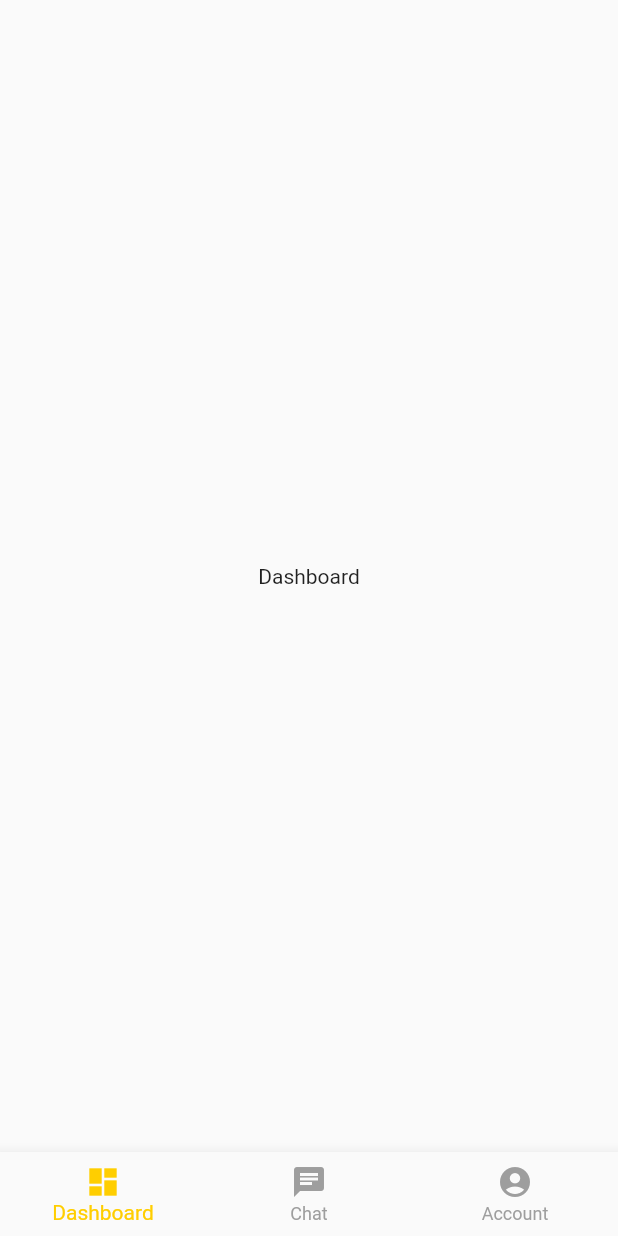
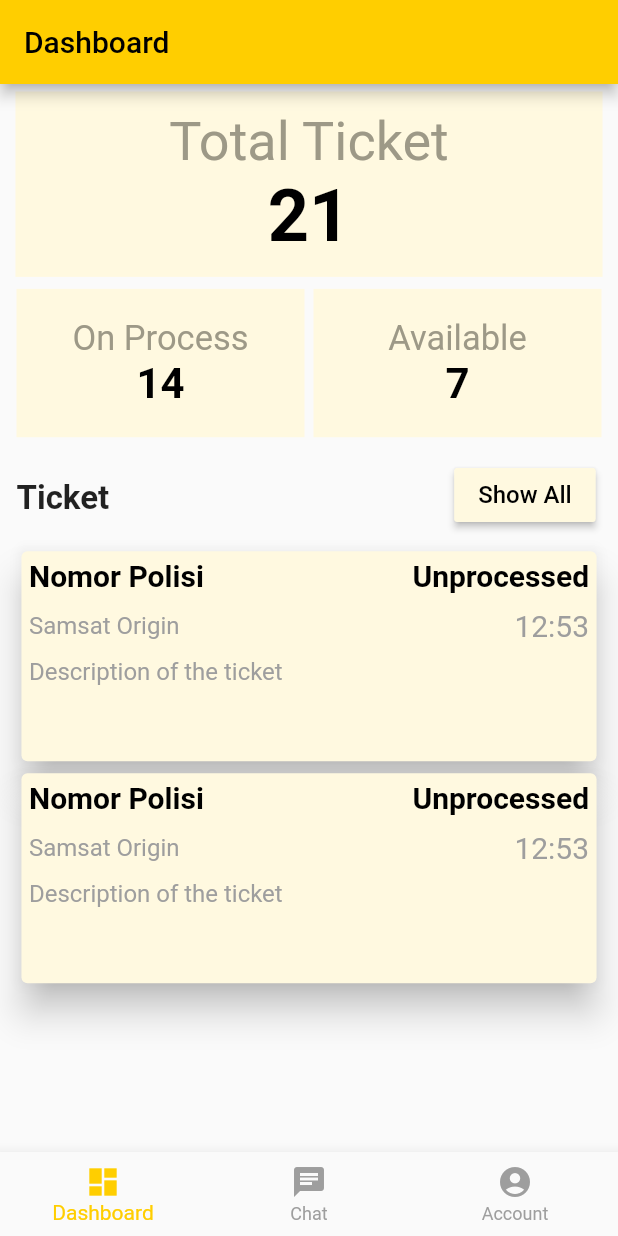
Before and after one commit to asbiqalalawi/eticketing, a Flutter app: the Bottom_Navigation screen opened directly, on a phone screen of 412 x 824 dp. Run offline on Flutter 3.47's test engine with Material 2 defaults, Android fonts, the phone set to English and light mode, and no system bars.

Commit message:
Dashboard Page

```diff
--- a/lib/bottom_navigation.dart
+++ b/lib/bottom_navigation.dart
@@ -1,6 +1,7 @@
 import 'package:eticketing/chat_samsat.dart';
 import 'package:eticketing/personal_chat.dart';
 import 'package:eticketing/profil_samsat.dart';
+import 'package:eticketing/dashboardSamsat.dart';
 import 'package:flutter/material.dart';
 
 class Bottom_Navigation extends StatefulWidget {
@@ -20,7 +21,7 @@ class _Bottom_NavigationState extends State<Bottom_Navigation> {
   @override
   Widget build(BuildContext context) {
     final _listPage = [
-      Text("Dashboard"),
+      DashboardSamsat(),
       // ChatSamsat(),
       ChatSamsat(),
       ProfilSamsat(),
--- /dev/null
+++ b/lib/dashboardSamsat.dart
@@ -0,0 +1,275 @@
+import 'package:flutter/material.dart';
+
+class DashboardSamsat extends StatefulWidget {
+  @override
+  _DashboardSamsatState createState() => _DashboardSamsatState();
+}
+
+class _DashboardSamsatState extends State<DashboardSamsat> {
+  @override
+  Widget build(BuildContext context) {
+    return MaterialApp(
+      home: Scaffold(
+        appBar: AppBar(
+          title: Text(
+            "Dashboard",
+            style: TextStyle(color: Colors.black),
+          ),
+          backgroundColor: Color.fromRGBO(255, 206, 0, 1),
+        ),
+        body: Stack(children: <Widget>[
+          Column(
+            children: <Widget>[
+              Center(
+                child: Stack(children: <Widget>[
+                  Container(
+                    width: MediaQuery.of(context).size.width * 0.95,
+                    height: MediaQuery.of(context).size.height * 0.15,
+                    color: Color.fromRGBO(255, 249, 224, 1),
+                    margin: EdgeInsets.fromLTRB(0, 5, 0, 8),
+                    child: Column(
+                        mainAxisAlignment: MainAxisAlignment.center,
+                        children: <Widget>[
+                          Text("Total Ticket",
+                              style: TextStyle(
+                                  color: Color.fromRGBO(157, 153, 135, 1),
+                                  fontSize: 36)),
+                          Text(
+                            "21",
+                            style: TextStyle(
+                                color: Colors.black,
+                                fontSize: 48,
+                                fontWeight: FontWeight.bold),
+                          ),
+                        ]),
+                  ),
+                ]),
+              ),
+              Row(
+                children: <Widget>[
+                  Flexible(
+                      child: Container(
+                    color: Color.fromRGBO(255, 249, 224, 1),
+                    width: MediaQuery.of(context).size.width * 0.5,
+                    height: MediaQuery.of(context).size.height * 0.12,
+                    margin: EdgeInsets.fromLTRB(11, 0, 3, 5),
+                    child: Column(
+                        mainAxisAlignment: MainAxisAlignment.center,
+                        children: <Widget>[
+                          Text(
+                            "On Process",
+                            style: TextStyle(
+                                color: Color.fromRGBO(157, 153, 135, 1),
+                                fontSize: 23),
+                          ),
+                          Text(
+                            "14",
+                            style: TextStyle(
+                                color: Colors.black,
+                                fontSize: 28,
+                                fontWeight: FontWeight.bold),
+                          ),
+                        ]),
+                  )),
+                  Flexible(
+                      child: Container(
+                    color: Color.fromRGBO(255, 249, 224, 1),
+                    width: MediaQuery.of(context).size.width * 0.5,
+                    height: MediaQuery.of(context).size.height * 0.12,
+                    margin: EdgeInsets.fromLTRB(3, 0, 11, 5),
+                    child: Column(
+                        mainAxisAlignment: MainAxisAlignment.center,
+                        children: <Widget>[
+                          Text(
+                            "Available",
+                            style: TextStyle(
+                                color: Color.fromRGBO(157, 153, 135, 1),
+                                fontSize: 23),
+                          ),
+                          Text(
+                            "7",
+                            style: TextStyle(
+                                color: Colors.black,
+                                fontSize: 28,
+                                fontWeight: FontWeight.bold),
+                          ),
+                        ]),
+                  )),
+                ],
+              ),
+              Row(
+                children: <Widget>[
+                  Container(
+                    margin: EdgeInsets.fromLTRB(11, 23, 230, 18),
+                    child: Text(
+                      "Ticket",
+                      style:
+                          TextStyle(fontSize: 22, fontWeight: FontWeight.bold),
+                    ),
+                  ),
+                  RaisedButton(
+                    color: Color.fromRGBO(255, 249, 224, 1),
+                    onPressed: () {},
+                    child: Text(
+                      "Show All",
+                      style: TextStyle(color: Colors.black, fontSize: 16),
+                    ),
+                  )
+                ],
+              ),
+              Container(
+                height: MediaQuery.of(context).size.height * 0.4,
+                width: MediaQuery.of(context).size.width * 0.95,
+                child: ListView(children: <Widget>[
+                  Card(
+                    elevation: 10,
+                    color: Color.fromRGBO(255, 249, 224, 1),
+                    child: Column(
+                      children: <Widget>[
+                        Row(
+                            mainAxisAlignment: MainAxisAlignment.spaceBetween,
+                            children: <Widget>[
+                              Container(
+                                margin: EdgeInsets.fromLTRB(5, 5, 0, 5),
+                                child: Text(
+                                  "Nomor Polisi",
+                                  style: TextStyle(
+                                      color: Colors.black,
+                                      fontSize: 20,
+                                      fontWeight: FontWeight.w600),
+                                ),
+                              ),
+                              Container(
+                                margin: EdgeInsets.fromLTRB(5, 5, 5, 5),
+                                child: Text(
+                                  "Unprocessed",
+                                  style: TextStyle(
+                                      color: Colors.black,
+                                      fontSize: 20,
+                                      fontWeight: FontWeight.w600),
+                                ),
+                              ),
+                            ]),
+                        Row(
+                            mainAxisAlignment: MainAxisAlignment.spaceBetween,
+                            children: <Widget>[
+                              Container(
+                                margin: EdgeInsets.fromLTRB(5, 5, 0, 5),
+                                child: Text(
+                                  "Samsat Origin",
+                                  style: TextStyle(
+                                    color: Colors.grey,
+                                    fontSize: 16,
+                                  ),
+                                ),
+                              ),
+                              Container(
+                                margin: EdgeInsets.fromLTRB(5, 5, 5, 5),
+                                child: Text(
+                                  "12:53",
+                                  style: TextStyle(
+                                    color: Colors.grey,
+                                    fontSize: 20,
+                                  ),
+                                ),
+                              )
+                            ]),
+                        Row(
+                            mainAxisAlignment: MainAxisAlignment.spaceBetween,
+                            children: <Widget>[
+                              Container(
+                                margin: EdgeInsets.fromLTRB(5, 5, 0, 50),
+                                child: Text(
+                                  "Description of the ticket",
+                                  style: TextStyle(
+                                    color: Colors.grey,
+                                    fontSize: 16,
+                                  ),
+                                ),
+                              ),
+                            ])
+                      ],
+                    ),
+                  ),
+                  Card(
+                    elevation: 10,
+                    color: Color.fromRGBO(255, 249, 224, 1),
+                    child: Column(
+                      children: <Widget>[
+                        Row(
+                            mainAxisAlignment: MainAxisAlignment.spaceBetween,
+                            children: <Widget>[
+                              Container(
+                                margin: EdgeInsets.fromLTRB(5, 5, 0, 5),
+                                child: Text(
+                                  "Nomor Polisi",
+                                  style: TextStyle(
+                                      color: Colors.black,
+                                      fontSize: 20,
+                                      fontWeight: FontWeight.w600),
+                                ),
+                              ),
+                              Container(
+                                margin: EdgeInsets.fromLTRB(5, 5, 5, 5),
+                                child: Text(
+                                  "Unprocessed",
+                                  style: TextStyle(
+                                      color: Colors.black,
+                                      fontSize: 20,
+                                      fontWeight: FontWeight.w600),
+                                ),
+                              ),
+                            ]),
+                        Row(
+                            mainAxisAlignment: MainAxisAlignment.spaceBetween,
+                            children: <Widget>[
+                              Container(
+                                margin: EdgeInsets.fromLTRB(5, 5, 0, 5),
+                                child: Text(
+                                  "Samsat Origin",
+                                  style: TextStyle(
+                                    color: Colors.grey,
+                                    fontSize: 16,
+                                  ),
+                                ),
+                              ),
+                              Container(
+                                margin: EdgeInsets.fromLTRB(5, 5, 5, 5),
+                                child: Text(
+                                  "12:53",
+                                  style: TextStyle(
+                                    color: Colors.grey,
+                                    fontSize: 20,
+                                  ),
+                                ),
+                              )
+                            ]),
+                        Row(
+                            mainAxisAlignment: MainAxisAlignment.spaceBetween,
+                            children: <Widget>[
+                              Container(
+                                margin: EdgeInsets.fromLTRB(5, 5, 0, 50),
+                                child: Text(
+                                  "Description of the ticket",
+                                  style: TextStyle(
+                                    color: Colors.grey,
+                                    fontSize: 16,
+                                  ),
+                                ),
+                              ),
+                            ])
+                      ],
+                    ),
+                  ),
+                ]),
+              )
+            ],
+          ),
+
+          //bagian lain
+          //bagian
+        ]),
+      ),
+    );
+  }
+}
```
